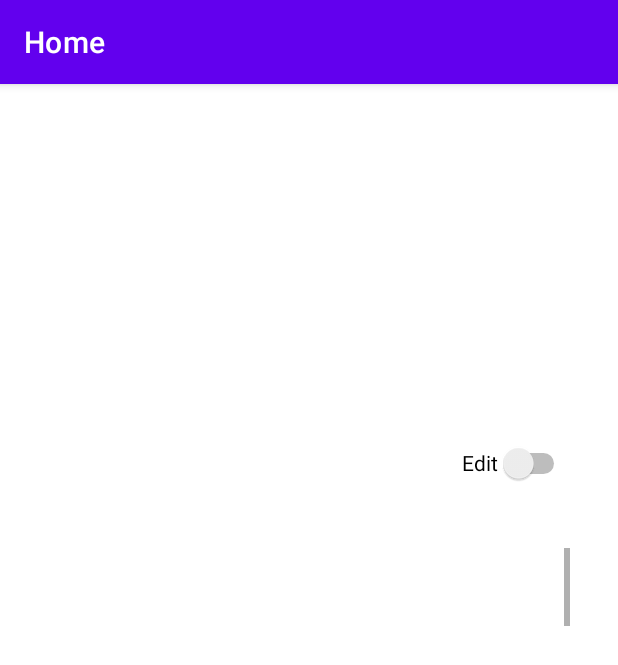
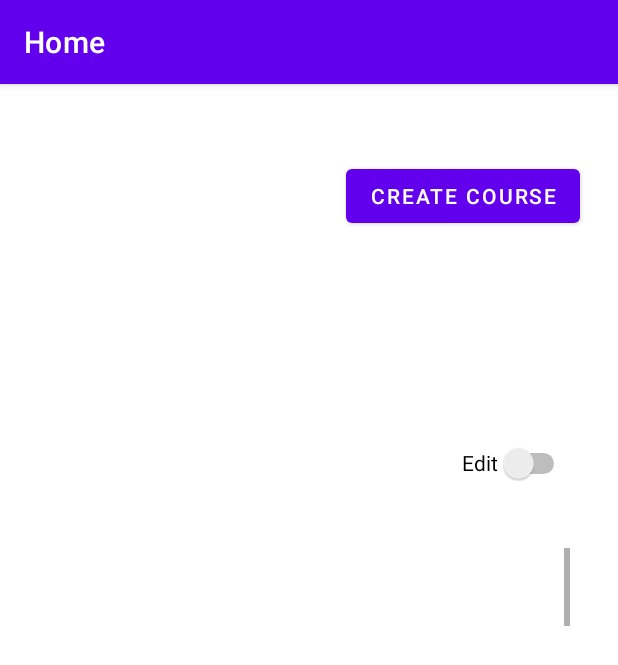
Before and after one commit to mohammadqassim12/B07Porject, an Android app: the admin_home screen opened directly, with no data from a screen before it, on a phone screen of 412 x 824 dp. Shown: the top 665 px of the screen. Run offline under Robolectric (Android 15) with nearby library versions, the phone set to English and light mode, and no system bars; our stand-ins replace Firebase (no records; nobody signed in at launch, a user with empty details on screens opened directly).

Commit message:
adding transition between create course and home, created recyclerView adapter, reading course info from database

```diff
--- a/app/src/main/java/com/example/app/admin_create_course.java
+++ b/app/src/main/java/com/example/app/admin_create_course.java
@@ -35,7 +35,7 @@ public class admin_create_course extends AppCompatActivity {
 //    // the fragment initialization parameters, e.g. ARG_ITEM_NUMBER
 //    private static final String ARG_PARAM1 = "param1";
 //    private static final String ARG_PARAM2 = "param2";
-    private FragmentAdminCreateCourseBinding binding;
+//    private FragmentAdminCreateCourseBinding binding;
 //    setContentView(R.layout.adm);
 
     private TextView submitCourse;
@@ -48,8 +48,6 @@ public class admin_create_course extends AppCompatActivity {
     public admin_create_course() {
         // Required empty public constructor
     }
-
-
 
     public List<String> setPrerequisites(String s){
         return Arrays.asList(s.split(","));
--- a/app/src/main/java/com/example/app/admin_home.java
+++ b/app/src/main/java/com/example/app/admin_home.java
@@ -1,14 +1,18 @@
 package com.example.app;
 
+import android.content.Intent;
 import android.os.Bundle;
 
 import androidx.appcompat.app.AppCompatActivity;
 import androidx.fragment.app.Fragment;
+import androidx.recyclerview.widget.LinearLayoutManager;
+import androidx.recyclerview.widget.RecyclerView;
 
 import android.util.Log;
 import android.view.LayoutInflater;
 import android.view.View;
 import android.view.ViewGroup;
+import android.widget.TextView;
 
 import com.google.firebase.database.DataSnapshot;
 import com.google.firebase.database.DatabaseError;
@@ -16,25 +20,54 @@ import com.google.firebase.database.DatabaseReference;
 import com.google.firebase.database.FirebaseDatabase;
 import com.google.firebase.database.ValueEventListener;
 
+import java.sql.Array;
+import java.util.ArrayList;
+
 
 public class admin_home extends AppCompatActivity {
+    ArrayList<String> courses = new ArrayList<String>();
+    TextView createCourseButton;
+    int i = 0;
+
 
     @Override
     public void onCreate(Bundle savedInstanceState) {
         super.onCreate(savedInstanceState);
         setContentView(R.layout.fragment_admin_home);
+        RecyclerView rvCourses = (RecyclerView) findViewById(R.id.coursesRecycler);
+
+
+        createCourseButton = (TextView) findViewById(R.id.createCoursePage);
+        createCourseButton.setOnClickListener(new View.OnClickListener() {
+            @Override
+            public void onClick(View v) {
+                startActivity(new Intent(admin_home.this, admin_create_course.class));
+            }
+        });
+
+//        Log.d("testFindView");
 
 
         FirebaseDatabase database = FirebaseDatabase.getInstance();
         DatabaseReference myRef = database.getReference().child("Courses");
+
         myRef.addValueEventListener(new ValueEventListener() {
 
             @Override
             public void onDataChange(DataSnapshot dataSnapshot) {
                 for(DataSnapshot childSnapshot: dataSnapshot.getChildren()) {
                     String value = childSnapshot.getKey();
-                    Log.d("testing", value);
+//                    Log.d("testing", value);
+                    courses.add(value);
+                    Log.d("testing", courses.get(i));
+                    i = i +1;
                 }
+
+                courseAdapter adapter = new courseAdapter(courses);
+//                rvCourses.setAdapter(adapter);
+//                rvCourses.setLayoutManager(new LinearLayoutManager(this));
+
+//                                    Log.d("testing", adapter;
 
                 // This method is called once with the initial value and again
                 // whenever data at this location is updated.
--- a/app/src/main/res/layout/fragment_admin_home.xml
+++ b/app/src/main/res/layout/fragment_admin_home.xml
@@ -23,6 +23,7 @@
             android:orientation="vertical">
 
             <androidx.recyclerview.widget.RecyclerView
+                android:id="@+id/coursesRecycler"
                 android:layout_width="121dp"
                 android:layout_height="431dp" />
 
@@ -49,4 +50,16 @@
         app:layout_constraintTop_toTopOf="parent"
         app:layout_constraintVertical_bias="0.876" />
 
+    <Button
+        android:id="@+id/createCoursePage"
+        android:layout_width="wrap_content"
+        android:layout_height="wrap_content"
+        android:text="Create Course"
+        app:layout_constraintBottom_toBottomOf="parent"
+        app:layout_constraintEnd_toEndOf="parent"
+        app:layout_constraintHorizontal_bias="0.902"
+        app:layout_constraintStart_toStartOf="parent"
+        app:layout_constraintTop_toTopOf="parent"
+        app:layout_constraintVertical_bias="0.07" />
+
 </androidx.constraintlayout.widget.ConstraintLayout>
```
Also changed, not shown: app/src/main/java/com/example/app/courseAdapter.java (added, +71 -0 lines).
